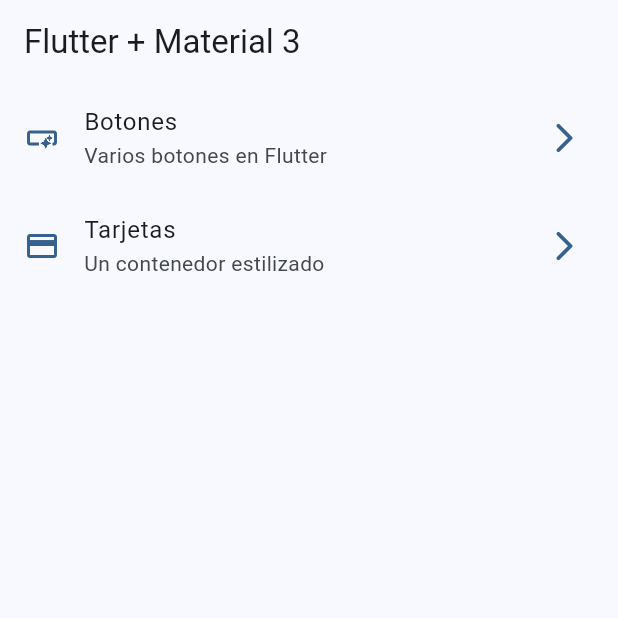
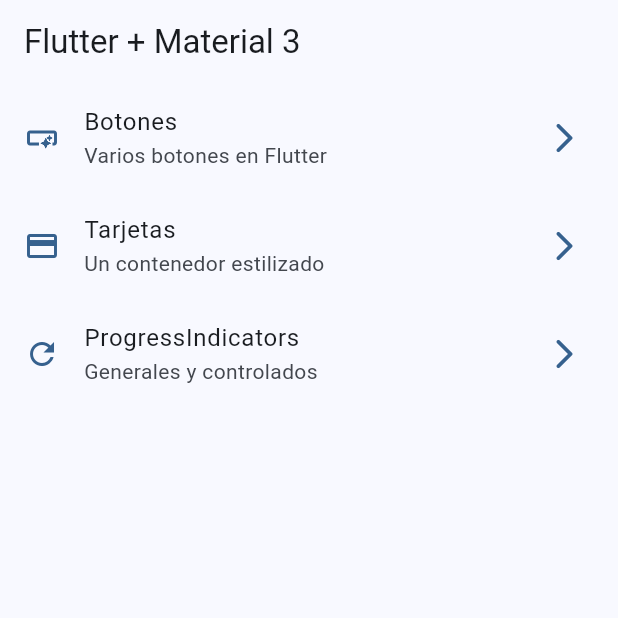
Before and after one commit to santiagomillan/widgets_app, a Flutter app: the screen it shows after launch, on a phone screen of 412 x 824 dp, the top half of it. Run offline on Flutter 3.47's test engine with Material 3 defaults, Android fonts, the phone set to English and light mode, and no system bars; our stand-ins replace go_router.

Commit message:
Progress indicator P-1

```diff
--- a/lib/config/menu/menu_items.dart
+++ b/lib/config/menu/menu_items.dart
@@ -26,4 +26,10 @@ const appMenuItems = <MenuItem>[
     link: '/cards',
     icon: Icons.credit_card,
   ),
+  MenuItem(
+    title: 'ProgressIndicators',
+    subTitle: 'Generales y controlados',
+    link: '/progress',
+    icon: Icons.refresh_outlined,
+  ),
 ];
--- a/lib/config/router/app_router.dart
+++ b/lib/config/router/app_router.dart
@@ -20,5 +20,10 @@ final appRouter = GoRouter(
       name: CardsScreen.name,
       builder: (context, state) => const CardsScreen(),
     ),
+    GoRoute(
+      path: '/progress',
+      name: ProgressScreen.name,
+      builder: (context, state) => const ProgressScreen(),
+    ),
   ],
 );
```
Also changed, not shown: lib/presentation/screens/progress/progress_screen.dart (+39 -0 lines).
